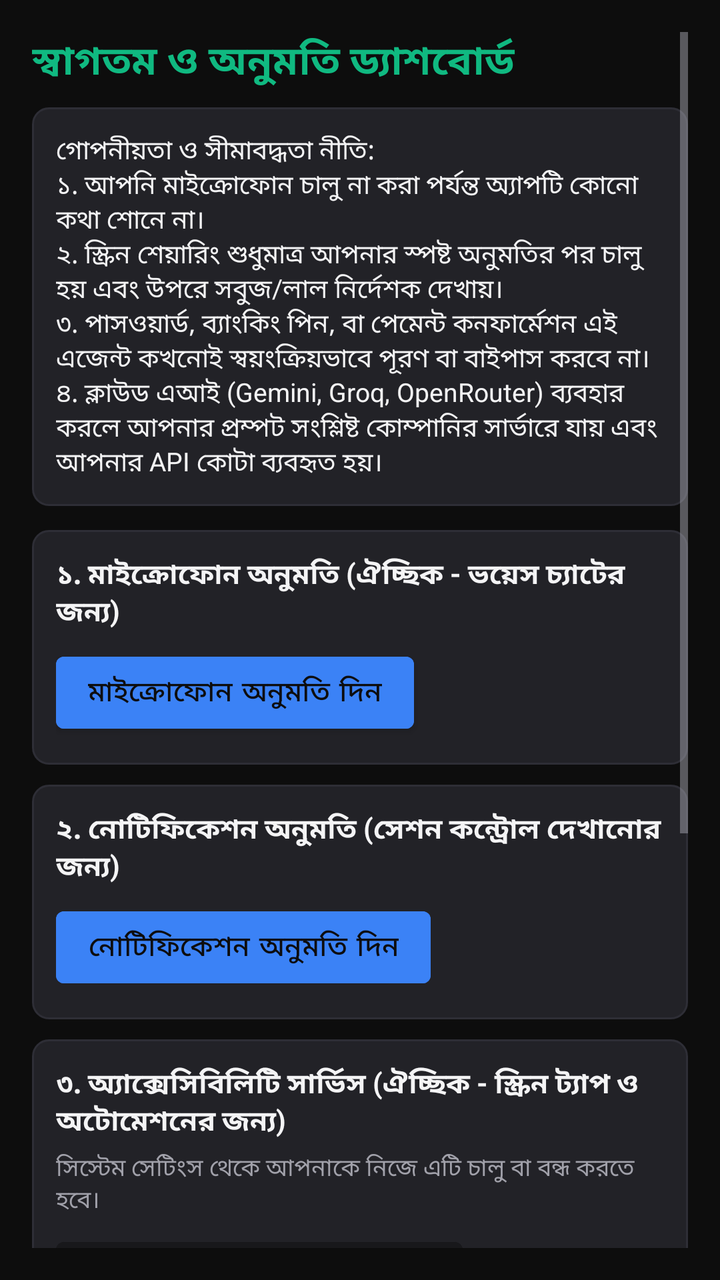
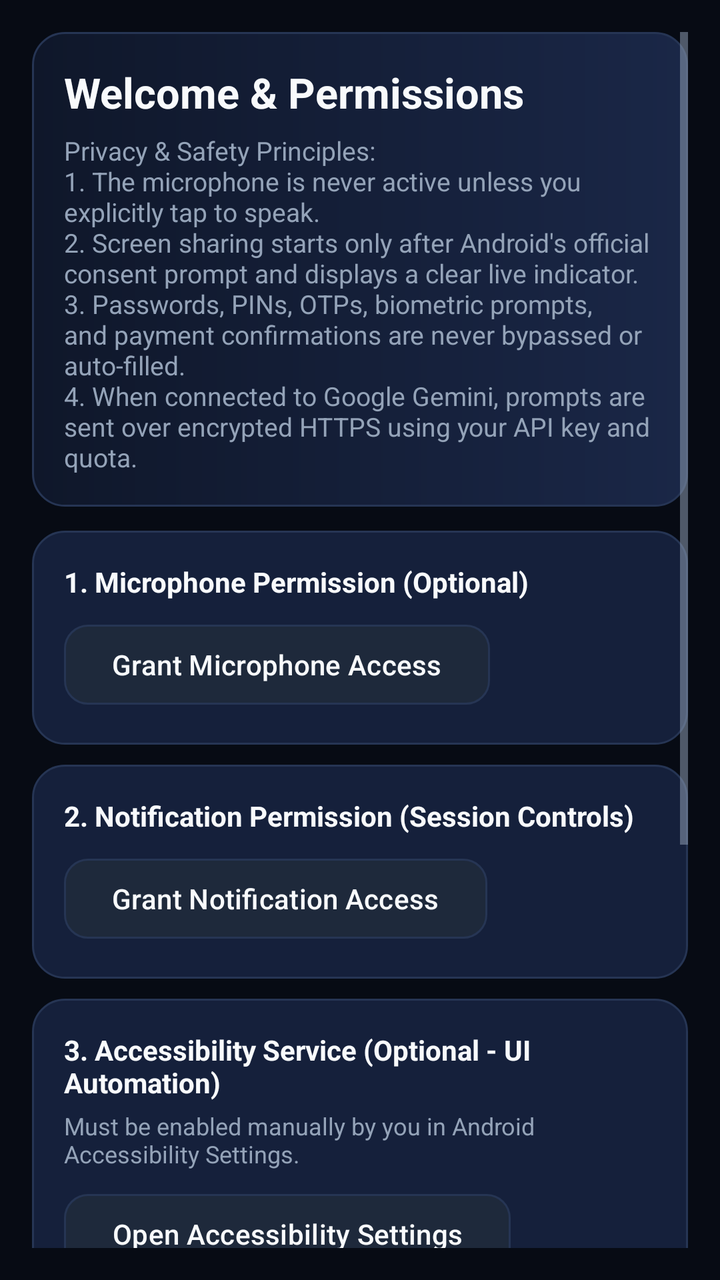

Compare the two renders of this Android layout. The source of the first and the diff that turns it into the second are given below.
<!-- AndroidManifest.xml: application theme Theme.BengaliAgent -->
<!-- res/layout/activity_setup_wizard.xml -->
<?xml version="1.0" encoding="utf-8"?>
<ScrollView xmlns:android="http://schemas.android.com/apk/res/android"
    android:layout_width="match_parent"
    android:layout_height="match_parent"
    android:background="@color/bg_black"
    android:padding="16dp">

    <LinearLayout
        android:layout_width="match_parent"
        android:layout_height="wrap_content"
        android:orientation="vertical">

        <TextView
            android:layout_width="match_parent"
            android:layout_height="wrap_content"
            android:text="স্বাগতম ও অনুমতি ড্যাশবোর্ড"
            android:textColor="@color/accent_green"
            android:textSize="20sp"
            android:textStyle="bold" />

        <TextView
            android:layout_width="match_parent"
            android:layout_height="wrap_content"
            android:layout_marginTop="8dp"
            android:background="@drawable/bg_card"
            android:padding="12dp"
            android:text="@string/privacy_notice_bengali"
            android:textColor="@color/text_primary"
            android:textSize="13sp" />

        
        <LinearLayout
            android:layout_width="match_parent"
            android:layout_height="wrap_content"
            android:layout_marginTop="12dp"
            android:background="@drawable/bg_card"
            android:orientation="vertical"
            android:padding="12dp">

            <TextView
                android:id="@+id/tvMicStatus"
                android:layout_width="match_parent"
                android:layout_height="wrap_content"
                android:text="১. মাইক্রোফোন অনুমতি (ঐচ্ছিক - ভয়েস চ্যাটের জন্য)"
                android:textColor="@color/text_primary"
                android:textStyle="bold" />

            <Button
                android:id="@+id/btnGrantMic"
                android:layout_width="wrap_content"
                android:layout_height="wrap_content"
                android:layout_marginTop="6dp"
                android:backgroundTint="@color/accent_blue"
                android:text="মাইক্রোফোন অনুমতি দিন" />
        </LinearLayout>

        
        <LinearLayout
            android:layout_width="match_parent"
            android:layout_height="wrap_content"
            android:layout_marginTop="10dp"
            android:background="@drawable/bg_card"
            android:orientation="vertical"
            android:padding="12dp">

            <TextView
                android:id="@+id/tvNotifStatus"
                android:layout_width="match_parent"
                android:layout_height="wrap_content"
                android:text="২. নোটিফিকেশন অনুমতি (সেশন কন্ট্রোল দেখানোর জন্য)"
                android:textColor="@color/text_primary"
                android:textStyle="bold" />

            <Button
                android:id="@+id/btnGrantNotif"
                android:layout_width="wrap_content"
                android:layout_height="wrap_content"
                android:layout_marginTop="6dp"
                android:backgroundTint="@color/accent_blue"
                android:text="নোটিফিকেশন অনুমতি দিন" />
        </LinearLayout>

        
        <LinearLayout
            android:layout_width="match_parent"
            android:layout_height="wrap_content"
            android:layout_marginTop="10dp"
            android:background="@drawable/bg_card"
            android:orientation="vertical"
            android:padding="12dp">

            <TextView
                android:id="@+id/tvAccessibilityStatus"
                android:layout_width="match_parent"
                android:layout_height="wrap_content"
                android:text="৩. অ্যাক্সেসিবিলিটি সার্ভিস (ঐচ্ছিক - স্ক্রিন ট্যাপ ও অটোমেশনের জন্য)"
                android:textColor="@color/text_primary"
                android:textStyle="bold" />

            <TextView
                android:layout_width="match_parent"
                android:layout_height="wrap_content"
                android:layout_marginTop="4dp"
                android:text="সিস্টেম সেটিংস থেকে আপনাকে নিজে এটি চালু বা বন্ধ করতে হবে।"
                android:textColor="@color/text_secondary"
                android:textSize="12sp" />

            <Button
                android:id="@+id/btnOpenAccessibility"
                android:layout_width="wrap_content"
                android:layout_height="wrap_content"
                android:layout_marginTop="6dp"
                android:backgroundTint="@color/bg_surface"
                android:text="অ্যাক্সেসিবিলিটি সেটিংস খুলুন" />
        </LinearLayout>

        
        <LinearLayout
            android:layout_width="match_parent"
            android:layout_height="wrap_content"
            android:layout_marginTop="10dp"
            android:background="@drawable/bg_card"
            android:orientation="vertical"
            android:padding="12dp">

            <TextView
                android:id="@+id/tvOverlayStatus"
                android:layout_width="match_parent"
                android:layout_height="wrap_content"
                android:text="৪. ভাসমান কন্ট্রোল বার / Overlay (ঐচ্ছিক)"
                android:textColor="@color/text_primary"
                android:textStyle="bold" />

            <Button
                android:id="@+id/btnOpenOverlay"
                android:layout_width="wrap_content"
                android:layout_height="wrap_content"
                android:layout_marginTop="6dp"
                android:backgroundTint="@color/bg_surface"
                android:text="ওভারলে সেটিংস খুলুন" />
        </LinearLayout>

        
        <Button
            android:id="@+id/btnOpenAppDetails"
            style="@style/Widget.MaterialComponents.Button.TextButton"
            android:layout_width="match_parent"
            android:layout_height="wrap_content"
            android:layout_marginTop="8dp"
            android:text="যেকোনো অনুমতি বাতিল করতে সিস্টেম অ্যাপ সেটিংস খুলুন"
            android:textColor="@color/accent_amber" />

        
        <Button
            android:id="@+id/btnConfigureProviders"
            android:layout_width="match_parent"
            android:layout_height="48dp"
            android:layout_marginTop="8dp"
            android:backgroundTint="@color/accent_blue"
            android:text="Gemini / Groq / OpenRouter API সেটআপ করুন"
            android:textColor="@color/text_primary" />

        
        <Button
            android:id="@+id/btnFinishSetup"
            android:layout_width="match_parent"
            android:layout_height="52dp"
            android:layout_marginTop="12dp"
            android:backgroundTint="@color/accent_green"
            android:text="সেটআপ সম্পন্ন করুন (মূল স্ক্রিনে যান)"
            android:textColor="@color/bg_black"
            android:textStyle="bold" />

    </LinearLayout>
</ScrollView>
<!-- resources referenced by this layout -->
<resources>
  <color name="accent_amber">#F59E0B</color>
  <color name="accent_blue">#3B82F6</color>
  <color name="accent_green">#10B981</color>
  <color name="bg_black">#0D0D0D</color>
  <color name="bg_surface">#18181B</color>
  <color name="text_primary">#F4F4F5</color>
  <color name="text_secondary">#A1A1AA</color>
  <!-- drawable bg_card (drawable) -->
  <?xml version="1.0" encoding="utf-8"?>
  <shape xmlns:android="http://schemas.android.com/apk/res/android"
      android:shape="rectangle">
      <solid android:color="@color/bg_card" />
      <corners android:radius="8dp" />
      <stroke
          android:width="1dp"
          android:color="@color/divider" />
  </shape>
  <string name="privacy_notice_bengali">গোপনীয়তা ও সীমাবদ্ধতা নীতি:\n১. আপনি মাইক্রোফোন চালু না করা পর্যন্ত অ্যাপটি কোনো কথা শোনে না।\n২. স্ক্রিন শেয়ারিং শুধুমাত্র আপনার স্পষ্ট অনুমতির পর চালু হয় এবং উপরে সবুজ/লাল নির্দেশক দেখায়।\n৩. পাসওয়ার্ড, ব্যাংকিং পিন, বা পেমেন্ট কনফার্মেশন এই এজেন্ট কখনোই স্বয়ংক্রিয়ভাবে পূরণ বা বাইপাস করবে না।\n৪. ক্লাউড এআই (Gemini, Groq, OpenRouter) ব্যবহার করলে আপনার প্রম্পট সংশ্লিষ্ট কোম্পানির সার্ভারে যায় এবং আপনার API কোটা ব্যবহৃত হয়।</string>
  <style name="Theme.BengaliAgent" parent="Theme.MaterialComponents.DayNight.NoActionBar">
          <item name="colorPrimary">@color/accent_green</item>
          <item name="colorPrimaryVariant">@color/bg_surface</item>
          <item name="colorOnPrimary">@color/bg_black</item>
          <item name="colorSecondary">@color/accent_blue</item>
          <item name="android:windowBackground">@color/bg_black</item>
          <item name="android:statusBarColor">@color/bg_black</item>
          <item name="android:navigationBarColor">@color/bg_black</item>
          <item name="android:textColorPrimary">@color/text_primary</item>
          <item name="android:textColorSecondary">@color/text_secondary</item>
      </style>
  <color name="bg_card">#222227</color>
  <color name="divider">#2E2E36</color>
</resources>

<!-- the commit's change to res/layout/activity_setup_wizard.xml (unified diff, before → after) -->
@@ -3,30 +3,36 @@
     android:layout_width="match_parent"
     android:layout_height="match_parent"
     android:background="@color/bg_black"
-    android:padding="16dp">
+    android:padding="@dimen/screen_padding">
 
     <LinearLayout
         android:layout_width="match_parent"
         android:layout_height="wrap_content"
         android:orientation="vertical">
 
-        <TextView
+        <LinearLayout
             android:layout_width="match_parent"
             android:layout_height="wrap_content"
-            android:text="স্বাগতম ও অনুমতি ড্যাশবোর্ড"
-            android:textColor="@color/accent_green"
-            android:textSize="20sp"
-            android:textStyle="bold" />
+            android:background="@drawable/bg_header_gradient"
+            android:orientation="vertical"
+            android:padding="@dimen/card_padding">
 
-        <TextView
-            android:layout_width="match_parent"
-            android:layout_height="wrap_content"
-            android:layout_marginTop="8dp"
-            android:background="@drawable/bg_card"
-            android:padding="12dp"
-            android:text="@string/privacy_notice_bengali"
-            android:textColor="@color/text_primary"
-            android:textSize="13sp" />
+            <TextView
+                android:layout_width="match_parent"
+                android:layout_height="wrap_content"
+                android:text="Welcome &amp; Permissions"
+                android:textColor="@color/text_primary"
+                android:textSize="21sp"
+                android:textStyle="bold" />
+
+            <TextView
+                android:layout_width="match_parent"
+                android:layout_height="wrap_content"
+                android:layout_marginTop="6dp"
+                android:text="@string/privacy_notice_english"
+                android:textColor="@color/text_secondary"
+                android:textSize="13sp" />
+        </LinearLayout>
 
         
         <LinearLayout
@@ -35,23 +41,23 @@
             android:layout_marginTop="12dp"
             android:background="@drawable/bg_card"
             android:orientation="vertical"
-            android:padding="12dp">
+            android:padding="@dimen/card_padding">
 
             <TextView
                 android:id="@+id/tvMicStatus"
                 android:layout_width="match_parent"
                 android:layout_height="wrap_content"
-                android:text="১. মাইক্রোফোন অনুমতি (ঐচ্ছিক - ভয়েস চ্যাটের জন্য)"
+                android:text="1. Microphone Permission (Optional)"
                 android:textColor="@color/text_primary"
                 android:textStyle="bold" />
 
             <Button
                 android:id="@+id/btnGrantMic"
+                style="@style/Widget.BengaliAgent.Button.Secondary"
                 android:layout_width="wrap_content"
-                android:layout_height="wrap_content"
-                android:layout_marginTop="6dp"
-                android:backgroundTint="@color/accent_blue"
-                android:text="মাইক্রোফোন অনুমতি দিন" />
+                android:layout_height="48dp"
+                android:layout_marginTop="8dp"
+                android:text="Grant Microphone Access" />
         </LinearLayout>
 
         
@@ -61,23 +67,23 @@
             android:layout_marginTop="10dp"
             android:background="@drawable/bg_card"
             android:orientation="vertical"
-            android:padding="12dp">
+            android:padding="@dimen/card_padding">
 
             <TextView
                 android:id="@+id/tvNotifStatus"
                 android:layout_width="match_parent"
                 android:layout_height="wrap_content"
-                android:text="২. নোটিফিকেশন অনুমতি (সেশন কন্ট্রোল দেখানোর জন্য)"
+                android:text="2. Notification Permission (Session Controls)"
                 android:textColor="@color/text_primary"
                 android:textStyle="bold" />
 
             <Button
                 android:id="@+id/btnGrantNotif"
+                style="@style/Widget.BengaliAgent.Button.Secondary"
                 android:layout_width="wrap_content"
-                android:layout_height="wrap_content"
-                android:layout_marginTop="6dp"
-                android:backgroundTint="@color/accent_blue"
-                android:text="নোটিফিকেশন অনুমতি দিন" />
+                android:layout_height="48dp"
+                android:layout_marginTop="8dp"
+                android:text="Grant Notification Access" />
         </LinearLayout>
 
         
@@ -87,13 +93,13 @@
             android:layout_marginTop="10dp"
             android:background="@drawable/bg_card"
             android:orientation="vertical"
-            android:padding="12dp">
+            android:padding="@dimen/card_padding">
 
             <TextView
                 android:id="@+id/tvAccessibilityStatus"
                 android:layout_width="match_parent"
                 android:layout_height="wrap_content"
-                android:text="৩. অ্যাক্সেসিবিলিটি সার্ভিস (ঐচ্ছিক - স্ক্রিন ট্যাপ ও অটোমেশনের জন্য)"
+                android:text="3. Accessibility Service (Optional - UI Automation)"
                 android:textColor="@color/text_primary"
                 android:textStyle="bold" />
 
@@ -101,17 +107,17 @@
                 android:layout_width="match_parent"
                 android:layout_height="wrap_content"
                 android:layout_marginTop="4dp"
-                android:text="সিস্টেম সেটিংস থেকে আপনাকে নিজে এটি চালু বা বন্ধ করতে হবে।"
+                android:text="Must be enabled manually by you in Android Accessibility Settings."
                 android:textColor="@color/text_secondary"
                 android:textSize="12sp" />
 
             <Button
                 android:id="@+id/btnOpenAccessibility"
+                style="@style/Widget.BengaliAgent.Button.Secondary"
                 android:layout_width="wrap_content"
-                android:layout_height="wrap_content"
-                android:layout_marginTop="6dp"
-                android:backgroundTint="@color/bg_surface"
-                android:text="অ্যাক্সেসিবিলিটি সেটিংস খুলুন" />
+                android:layout_height="48dp"
+                android:layout_marginTop="8dp"
+                android:text="Open Accessibility Settings" />
         </LinearLayout>
 
         
@@ -121,55 +127,48 @@
             android:layout_marginTop="10dp"
             android:background="@drawable/bg_card"
             android:orientation="vertical"
-            android:padding="12dp">
+            android:padding="@dimen/card_padding">
 
             <TextView
                 android:id="@+id/tvOverlayStatus"
                 android:layout_width="match_parent"
                 android:layout_height="wrap_content"
-                android:text="৪. ভাসমান কন্ট্রোল বার / Overlay (ঐচ্ছিক)"
+                android:text="4. Floating Control Bar / Overlay (Optional)"
                 android:textColor="@color/text_primary"
                 android:textStyle="bold" />
 
             <Button
                 android:id="@+id/btnOpenOverlay"
+                style="@style/Widget.BengaliAgent.Button.Secondary"
                 android:layout_width="wrap_content"
-                android:layout_height="wrap_content"
-                android:layout_marginTop="6dp"
-                android:backgroundTint="@color/bg_surface"
-                android:text="ওভারলে সেটিংস খুলুন" />
+                android:layout_height="48dp"
+                android:layout_marginTop="8dp"
+                android:text="Open Overlay Settings" />
         </LinearLayout>
 
-        
         <Button
             android:id="@+id/btnOpenAppDetails"
-            style="@style/Widget.MaterialComponents.Button.TextButton"
+            style="@style/Widget.BengaliAgent.Button.Secondary"
             android:layout_width="match_parent"
-            android:layout_height="wrap_content"
-            android:layout_marginTop="8dp"
-            android:text="যেকোনো অনুমতি বাতিল করতে সিস্টেম অ্যাপ সেটিংস খুলুন"
-            android:textColor="@color/accent_amber" />
+            android:layout_height="48dp"
+            android:layout_marginTop="12dp"
+            android:text="Open System App Settings (Revoke Permissions)" />
 
-        
         <Button
             android:id="@+id/btnConfigureProviders"
+            style="@style/Widget.BengaliAgent.Button.Secondary"
             android:layout_width="match_parent"
-            android:layout_height="48dp"
-            android:layout_marginTop="8dp"
-            android:backgroundTint="@color/accent_blue"
-            android:text="Gemini / Groq / OpenRouter API সেটআপ করুন"
-            android:textColor="@color/text_primary" />
+            android:layout_height="50dp"
+            android:layout_marginTop="10dp"
+            android:text="Configure AI Connection (Google Gemini)" />
 
-        
         <Button
             android:id="@+id/btnFinishSetup"
+            style="@style/Widget.BengaliAgent.Button.Primary"
             android:layout_width="match_parent"
             android:layout_height="52dp"
             android:layout_marginTop="12dp"
-            android:backgroundTint="@color/accent_green"
-            android:text="সেটআপ সম্পন্ন করুন (মূল স্ক্রিনে যান)"
-            android:textColor="@color/bg_black"
-            android:textStyle="bold" />
+            android:text="Continue to Assistant" />
 
     </LinearLayout>
 </ScrollView>
<!-- resource entries referenced after the edit -->
@@ -1,35 +1,75 @@
 <!-- resources referenced by this layout -->
 <resources>
-  <color name="accent_amber">#F59E0B</color>
-  <color name="accent_blue">#3B82F6</color>
-  <color name="accent_green">#10B981</color>
-  <color name="bg_black">#0D0D0D</color>
-  <color name="bg_surface">#18181B</color>
-  <color name="text_primary">#F4F4F5</color>
-  <color name="text_secondary">#A1A1AA</color>
+  <color name="bg_black">#070B14</color>
+  <color name="bg_surface">#0F172A</color>
+  <color name="accent_red">#EF4444</color>
+  <color name="text_primary">#F8FAFC</color>
+  <color name="text_secondary">#94A3B8</color>
+  <dimen name="card_padding">16dp</dimen>
+  <dimen name="screen_padding">16dp</dimen>
   <!-- drawable bg_card (drawable) -->
   <?xml version="1.0" encoding="utf-8"?>
   <shape xmlns:android="http://schemas.android.com/apk/res/android"
       android:shape="rectangle">
       <solid android:color="@color/bg_card" />
-      <corners android:radius="8dp" />
+      <corners android:radius="@dimen/card_radius" />
       <stroke
           android:width="1dp"
           android:color="@color/divider" />
   </shape>
-  <string name="privacy_notice_bengali">গোপনীয়তা ও সীমাবদ্ধতা নীতি:\n১. আপনি মাইক্রোফোন চালু না করা পর্যন্ত অ্যাপটি কোনো কথা শোনে না।\n২. স্ক্রিন শেয়ারিং শুধুমাত্র আপনার স্পষ্ট অনুমতির পর চালু হয় এবং উপরে সবুজ/লাল নির্দেশক দেখায়।\n৩. পাসওয়ার্ড, ব্যাংকিং পিন, বা পেমেন্ট কনফার্মেশন এই এজেন্ট কখনোই স্বয়ংক্রিয়ভাবে পূরণ বা বাইপাস করবে না।\n৪. ক্লাউড এআই (Gemini, Groq, OpenRouter) ব্যবহার করলে আপনার প্রম্পট সংশ্লিষ্ট কোম্পানির সার্ভারে যায় এবং আপনার API কোটা ব্যবহৃত হয়।</string>
-  <style name="Theme.BengaliAgent" parent="Theme.MaterialComponents.DayNight.NoActionBar">
-          <item name="colorPrimary">@color/accent_green</item>
-          <item name="colorPrimaryVariant">@color/bg_surface</item>
-          <item name="colorOnPrimary">@color/bg_black</item>
-          <item name="colorSecondary">@color/accent_blue</item>
+  <!-- drawable bg_header_gradient (drawable) -->
+  <?xml version="1.0" encoding="utf-8"?>
+  <shape xmlns:android="http://schemas.android.com/apk/res/android"
+      android:shape="rectangle">
+      <gradient
+          android:angle="0"
+          android:endColor="#1A2747"
+          android:startColor="#0F172A"
+          android:type="linear" />
+      <corners android:radius="@dimen/card_radius" />
+      <stroke
+          android:width="1dp"
+          android:color="@color/divider" />
+  </shape>
+  <string name="privacy_notice_english">Privacy &amp; Safety Principles:\n1. The microphone is never active unless you explicitly tap to speak.\n2. Screen sharing starts only after Android\'s official consent prompt and displays a clear live indicator.\n3. Passwords, PINs, OTPs, biometric prompts, and payment confirmations are never bypassed or auto-filled.\n4. When connected to Google Gemini, prompts are sent over encrypted HTTPS using your API key and quota.</string>
+  <style name="Widget.BengaliAgent.Button.Primary" parent="Widget.Material3.Button">
+          <item name="backgroundTint">@color/accent_primary</item>
+          <item name="android:textColor">@color/text_primary</item>
+          <item name="cornerRadius">@dimen/button_radius</item>
+          <item name="android:minHeight">@dimen/touch_target_min</item>
+          <item name="android:textAllCaps">false</item>
+          <item name="android:textStyle">bold</item>
+      </style>
+  <style name="Widget.BengaliAgent.Button.Secondary" parent="Widget.Material3.Button.TonalButton">
+          <item name="backgroundTint">@color/bg_card_elevated</item>
+          <item name="android:textColor">@color/text_primary</item>
+          <item name="cornerRadius">@dimen/button_radius</item>
+          <item name="strokeColor">@color/divider</item>
+          <item name="strokeWidth">1dp</item>
+          <item name="android:minHeight">@dimen/touch_target_min</item>
+          <item name="android:textAllCaps">false</item>
+      </style>
+  <style name="Theme.BengaliAgent" parent="Theme.Material3.Dark.NoActionBar">
+          <item name="colorPrimary">@color/accent_primary</item>
+          <item name="colorOnPrimary">@color/text_primary</item>
+          <item name="colorSecondary">@color/accent_cyan</item>
+          <item name="colorOnSecondary">@color/bg_black</item>
+          <item name="colorSurface">@color/bg_surface</item>
+          <item name="colorOnSurface">@color/text_primary</item>
+          <item name="colorError">@color/accent_red</item>
           <item name="android:windowBackground">@color/bg_black</item>
           <item name="android:statusBarColor">@color/bg_black</item>
           <item name="android:navigationBarColor">@color/bg_black</item>
           <item name="android:textColorPrimary">@color/text_primary</item>
           <item name="android:textColorSecondary">@color/text_secondary</item>
       </style>
-  <color name="bg_card">#222227</color>
-  <color name="divider">#2E2E36</color>
+  <color name="bg_card">#15203B</color>
+  <dimen name="card_radius">16dp</dimen>
+  <color name="divider">#263554</color>
+  <color name="accent_primary">#6366F1</color>
+  <dimen name="button_radius">12dp</dimen>
+  <dimen name="touch_target_min">48dp</dimen>
+  <color name="bg_card_elevated">#1E293B</color>
+  <color name="accent_cyan">#06B6D4</color>
 </resources>
 
